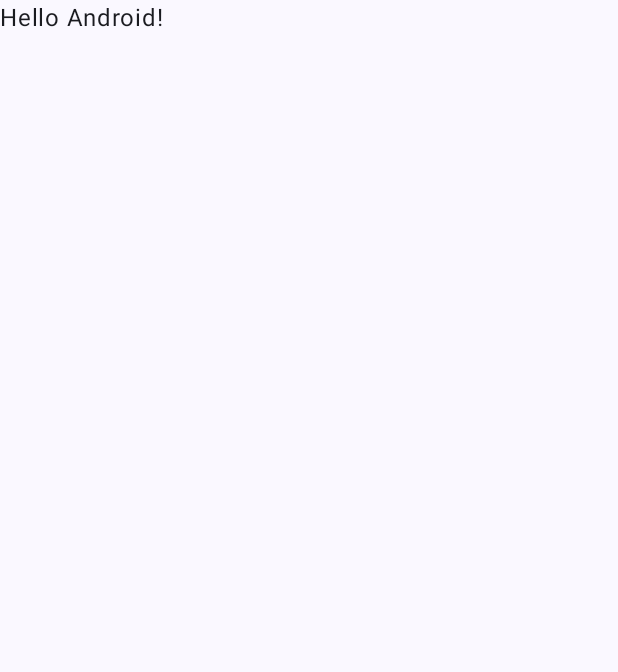
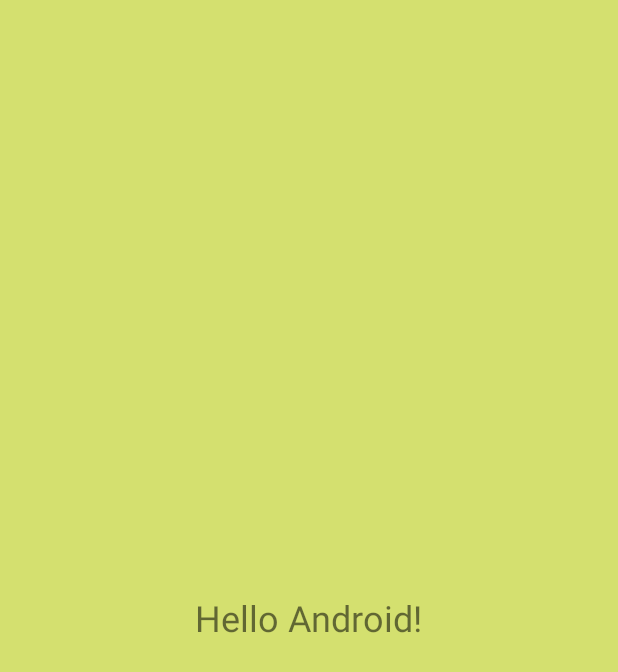
Before and after one commit to antonkuznecov0911-ui/MyFirstGitProject, an Android app built with Jetpack Compose: the screen it shows after launch (MainActivity), on a phone screen of 412 x 824 dp. Before the commit the part shown is almost empty. Shown: the top 672 px of the screen. Run offline under Robolectric (Android 15) with nearby library versions, the phone set to English and light mode, and no system bars.

Commit message:
Change background color

```diff
--- a/app/src/main/java/com/example/myfirstgitproject/MainActivity.kt
+++ b/app/src/main/java/com/example/myfirstgitproject/MainActivity.kt
@@ -2,46 +2,10 @@ package com.example.myfirstgitproject
 
 import android.os.Bundle
 import androidx.activity.ComponentActivity
-import androidx.activity.compose.setContent
-import androidx.activity.enableEdgeToEdge
-import androidx.compose.foundation.layout.fillMaxSize
-import androidx.compose.foundation.layout.padding
-import androidx.compose.material3.Scaffold
-import androidx.compose.material3.Text
-import androidx.compose.runtime.Composable
-import androidx.compose.ui.Modifier
-import androidx.compose.ui.tooling.preview.Preview
-import com.example.myfirstgitproject.ui.theme.MyFirstGitProjectTheme
 
 class MainActivity : ComponentActivity() {
     override fun onCreate(savedInstanceState: Bundle?) {
         super.onCreate(savedInstanceState)
-        enableEdgeToEdge()
-        setContent {
-            MyFirstGitProjectTheme {
-                Scaffold(modifier = Modifier.fillMaxSize()) { innerPadding ->
-                    Greeting(
-                        name = "Android",
-                        modifier = Modifier.padding(innerPadding)
-                    )
-                }
-            }
-        }
+        setContentView(R.layout.activity_main)
     }
 }
-
-@Composable
-fun Greeting(name: String, modifier: Modifier = Modifier) {
-    Text(
-        text = "Hello $name!",
-        modifier = modifier
-    )
-}
-
-@Preview(showBackground = true)
-@Composable
-fun GreetingPreview() {
-    MyFirstGitProjectTheme {
-        Greeting("Android")
-    }
-}
--- /dev/null
+++ b/app/src/main/res/layout/activity_main.xml
@@ -0,0 +1,16 @@
+<?xml version="1.0" encoding="utf-8"?>
+<FrameLayout xmlns:android="http://schemas.android.com/apk/res/android"
+    xmlns:tools="http://schemas.android.com/tools"
+    android:layout_width="match_parent"
+    android:layout_height="match_parent"
+    android:background="#D4E06F"
+    tools:context=".MainActivity">
+
+    <TextView
+        android:layout_width="wrap_content"
+        android:layout_height="wrap_content"
+        android:layout_gravity="center"
+        android:text="@string/hello_android"
+        android:textSize="24sp" />
+
+</FrameLayout>
--- a/app/src/main/res/values/strings.xml
+++ b/app/src/main/res/values/strings.xml
@@ -1,3 +1,4 @@
 <resources>
     <string name="app_name">My First Git Project</string>
+    <string name="hello_android">Hello Android!</string>
 </resources>
```
